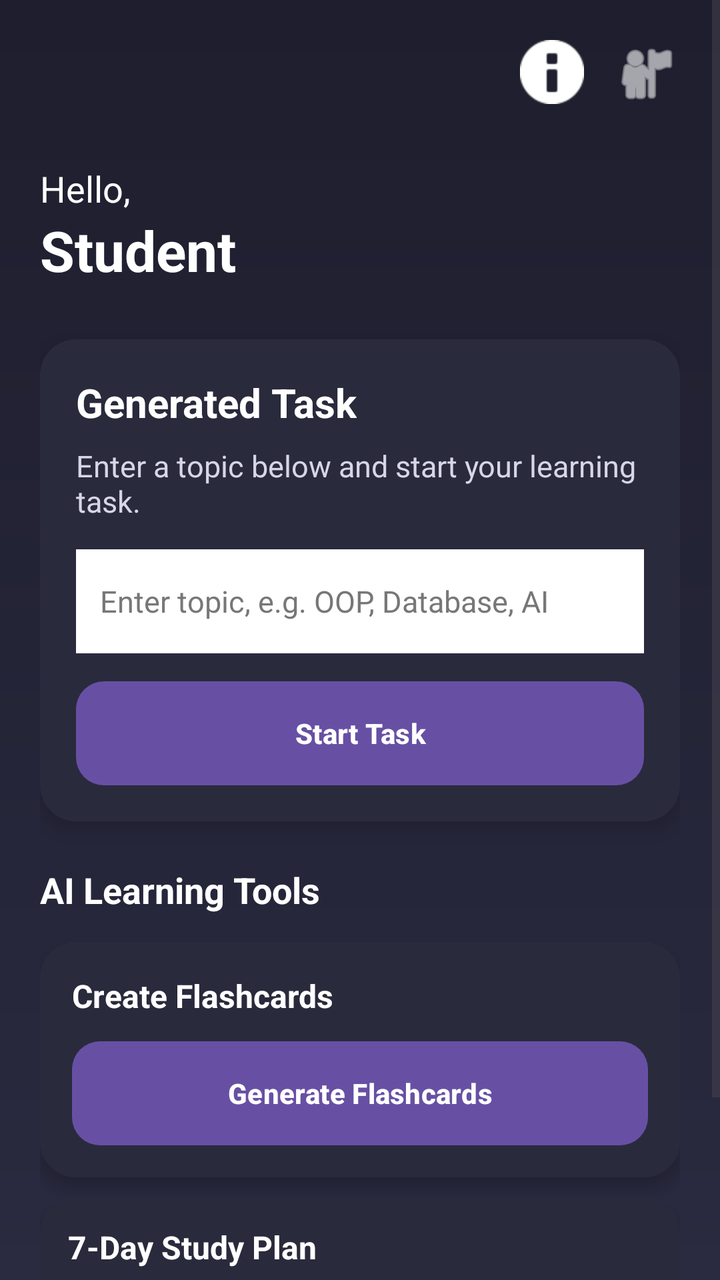
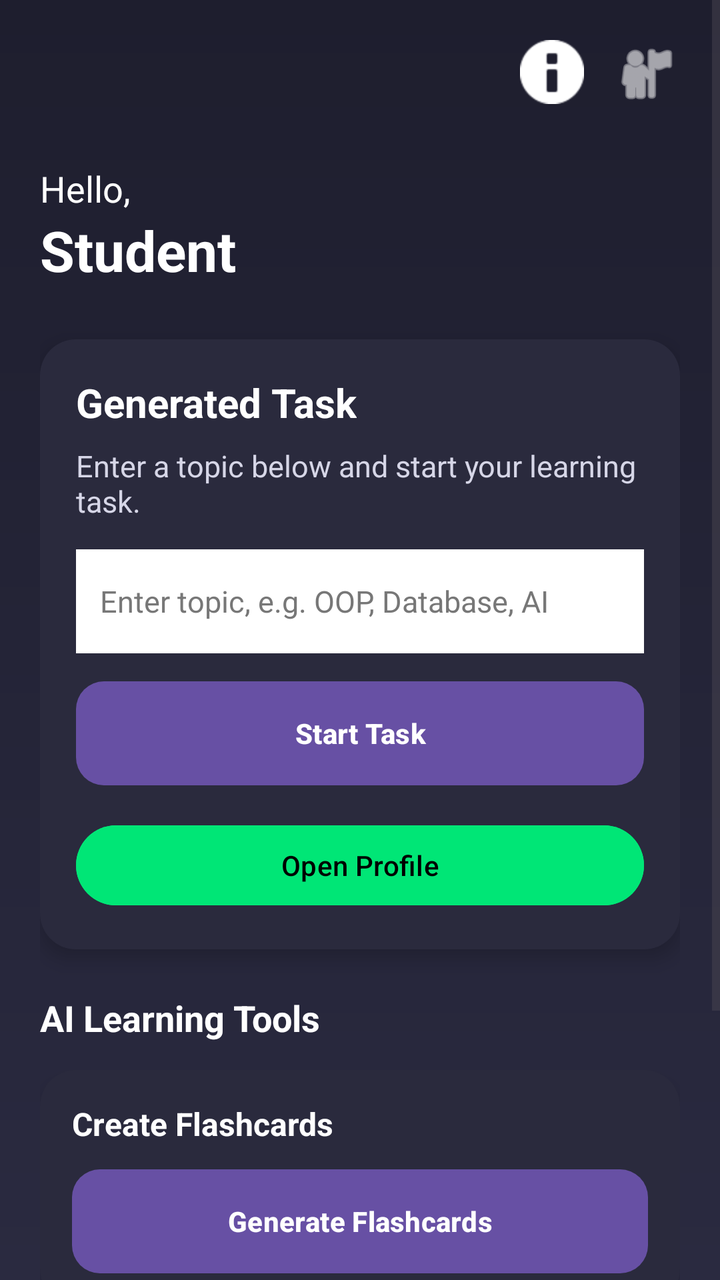

Compare the two renders of this Android layout. The source of the first and the diff that turns it into the second are given below.
<!-- AndroidManifest.xml: application theme Theme.LLMLearningAssistant -->
<!-- res/layout/activity_home.xml -->
<?xml version="1.0" encoding="utf-8"?>
<ScrollView xmlns:android="http://schemas.android.com/apk/res/android"
    android:id="@+id/homeScrollView"
    android:layout_width="match_parent"
    android:layout_height="match_parent"
    android:background="@drawable/bg_gradient"
    android:fillViewport="true">

    <LinearLayout
        android:id="@+id/homeContainer"
        android:layout_width="match_parent"
        android:layout_height="wrap_content"
        android:orientation="vertical"
        android:padding="20dp">

        
        <LinearLayout
            android:layout_width="match_parent"
            android:layout_height="wrap_content"
            android:gravity="end"
            android:orientation="horizontal">

            <ImageView
                android:id="@+id/ivNotification"
                android:layout_width="32dp"
                android:layout_height="32dp"
                android:layout_marginEnd="14dp"
                android:contentDescription="Notifications"
                android:src="@android:drawable/ic_dialog_info"
                android:tint="@android:color/white" />

            <ImageView
                android:id="@+id/ivProfile"
                android:layout_width="34dp"
                android:layout_height="34dp"
                android:contentDescription="Profile"
                android:src="@android:drawable/ic_menu_myplaces"
                android:tint="@android:color/white" />
        </LinearLayout>

        
        <TextView
            android:id="@+id/tvHello"
            android:layout_width="wrap_content"
            android:layout_height="wrap_content"
            android:layout_marginTop="28dp"
            android:text="Hello,"
            android:textColor="@android:color/white"
            android:textSize="18sp" />

        <TextView
            android:id="@+id/tvUserName"
            android:layout_width="wrap_content"
            android:layout_height="wrap_content"
            android:text="Student"
            android:textColor="@android:color/white"
            android:textSize="28sp"
            android:textStyle="bold" />

        
        <LinearLayout
            android:id="@+id/taskCard"
            android:layout_width="match_parent"
            android:layout_height="wrap_content"
            android:layout_marginTop="26dp"
            android:background="@drawable/card_background"
            android:elevation="6dp"
            android:orientation="vertical"
            android:padding="18dp">

            <TextView
                android:id="@+id/tvHomeTaskTitle"
                android:layout_width="wrap_content"
                android:layout_height="wrap_content"
                android:text="Generated Task"
                android:textColor="@android:color/white"
                android:textSize="20sp"
                android:textStyle="bold" />

            <TextView
                android:id="@+id/tvHomeTaskDescription"
                android:layout_width="match_parent"
                android:layout_height="wrap_content"
                android:layout_marginTop="8dp"
                android:text="Enter a topic below and start your learning task."
                android:textColor="#D6D6E7"
                android:textSize="15sp" />

            <EditText
                android:id="@+id/etCustomTopic"
                android:layout_width="match_parent"
                android:layout_height="52dp"
                android:layout_marginTop="14dp"
                android:background="@android:color/white"
                android:hint="Enter topic, e.g. OOP, Database, AI"
                android:inputType="text"
                android:padding="12dp"
                android:textColor="@android:color/black"
                android:textColorHint="#777777"
                android:textSize="15sp" />

            <Button
                android:id="@+id/btnStartTask"
                android:layout_width="match_parent"
                android:layout_height="52dp"
                android:layout_marginTop="14dp"
                android:background="@drawable/button_style"
                android:contentDescription="Start learning task"
                android:text="Start Task"
                android:textColor="@android:color/white"
                android:textStyle="bold" />
        </LinearLayout>

        
        <TextView
            android:id="@+id/tvAiToolsTitle"
            android:layout_width="wrap_content"
            android:layout_height="wrap_content"
            android:layout_marginTop="22dp"
            android:text="AI Learning Tools"
            android:textColor="@android:color/white"
            android:textSize="18sp"
            android:textStyle="bold" />

        
        <LinearLayout
            android:id="@+id/flashcardCard"
            android:layout_width="match_parent"
            android:layout_height="wrap_content"
            android:layout_marginTop="14dp"
            android:background="@drawable/card_background"
            android:elevation="5dp"
            android:orientation="vertical"
            android:padding="16dp">

            <TextView
                android:layout_width="wrap_content"
                android:layout_height="wrap_content"
                android:text="Create Flashcards"
                android:textColor="@android:color/white"
                android:textSize="16sp"
                android:textStyle="bold" />

            <Button
                android:id="@+id/btnOpenFlashcards"
                android:layout_width="match_parent"
                android:layout_height="52dp"
                android:layout_marginTop="12dp"
                android:background="@drawable/button_style"
                android:contentDescription="Generate flashcards"
                android:text="Generate Flashcards"
                android:textColor="@android:color/white"
                android:textStyle="bold" />
        </LinearLayout>

        
        <LinearLayout
            android:id="@+id/studyPlanCard"
            android:layout_width="match_parent"
            android:layout_height="wrap_content"
            android:layout_marginTop="10dp"
            android:layout_marginBottom="18dp"
            android:background="@drawable/card_background"
            android:elevation="5dp"
            android:orientation="vertical"
            android:padding="14dp">

            <TextView
                android:layout_width="wrap_content"
                android:layout_height="wrap_content"
                android:text="7-Day Study Plan"
                android:textColor="@android:color/white"
                android:textSize="16sp"
                android:textStyle="bold" />

            <Button
                android:id="@+id/btnOpenStudyPlan"
                android:layout_width="match_parent"
                android:layout_height="48dp"
                android:layout_marginTop="12dp"
                android:background="@drawable/button_style"
                android:contentDescription="Generate seven day study plan"
                android:text="Generate Study Plan"
                android:textColor="@android:color/white"
                android:textStyle="bold" />
        </LinearLayout>

    </LinearLayout>
</ScrollView>
<!-- resources referenced by this layout -->
<resources>
  <!-- drawable bg_gradient (drawable) -->
  <shape xmlns:android="http://schemas.android.com/apk/res/android">
      <gradient
          android:startColor="#1E1E2E"
          android:endColor="#2A2A40"
          android:angle="270"/>
  </shape>
  <!-- drawable button_style (drawable) -->
  <?xml version="1.0" encoding="utf-8"?>
  <shape xmlns:android="http://schemas.android.com/apk/res/android">
      <gradient
          android:startColor="#8B5CF6"
          android:endColor="#6D5DF6"
          android:angle="270" />
      <corners android:radius="14dp" />
  </shape>
  <!-- drawable card_background (drawable) -->
  <?xml version="1.0" encoding="utf-8"?>
  <shape xmlns:android="http://schemas.android.com/apk/res/android">
      <solid android:color="#2A2A3D"/>
      <corners android:radius="18dp"/>
  </shape>
  <style name="Theme.LLMLearningAssistant" parent="Base.Theme.LLMLearningAssistant" />
  <style name="Base.Theme.LLMLearningAssistant" parent="Theme.Material3.DayNight.NoActionBar">
          
          
      </style>
</resources>

<!-- the commit's change to res/layout/activity_home.xml (unified diff, before → after) -->
@@ -109,6 +109,14 @@
                 android:text="Start Task"
                 android:textColor="@android:color/white"
                 android:textStyle="bold" />
+            <Button
+                android:id="@+id/profileButton"
+                android:layout_width="match_parent"
+                android:layout_height="wrap_content"
+                android:text="Open Profile"
+                android:layout_marginTop="16dp"
+                android:backgroundTint="#00E676"
+                android:textColor="#000000"/>
         </LinearLayout>
 
         
